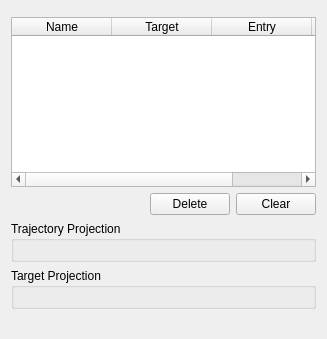
Before: the Qt Designer form Resources/UI/qSlicerCompathPathManagerWidget.ui in Will-S/VisuaLine, drawn with Qt 5.
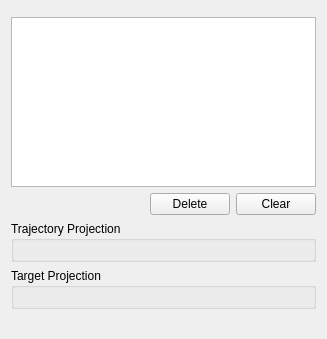
After: the same form once the commit is applied. Custom widgets are drawn as their Qt base class.

Commit message: ENH: Implemented TreeModel

The edit to the form file:
```diff
--- a/Resources/UI/qSlicerCompathPathManagerWidget.ui
+++ b/Resources/UI/qSlicerCompathPathManagerWidget.ui
@@ -30,27 +30,13 @@
     </widget>
    </item>
    <item>
-    <widget class="QTableWidget" name="PathTable">
-     <column>
-      <property name="text">
-       <string>Name</string>
-      </property>
-     </column>
-     <column>
-      <property name="text">
-       <string>Target</string>
-      </property>
-     </column>
-     <column>
-      <property name="text">
-       <string>Entry</string>
-      </property>
-     </column>
-     <column>
-      <property name="text">
-       <string>Visibility</string>
-      </property>
-     </column>
+    <widget class="QTreeView" name="PathTreeView">
+     <attribute name="headerVisible">
+      <bool>false</bool>
+     </attribute>
+     <attribute name="headerDefaultSectionSize">
+      <number>250</number>
+     </attribute>
     </widget>
    </item>
    <item>
```
The commit also changes 7 other files.
